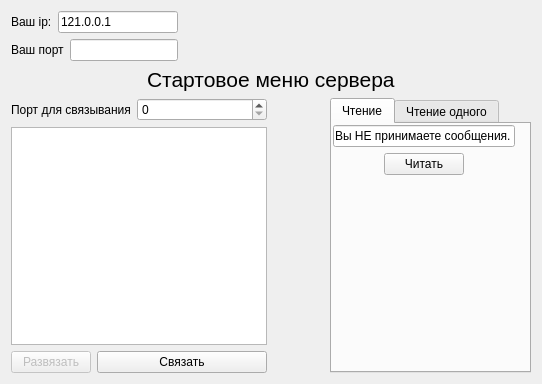
This is server/Interface.ui in Saytikus/LauncherApplication as Qt 5 draws it before an edit. The edited form follows.
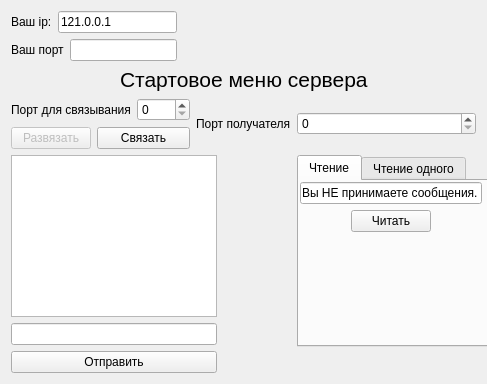
This is the edited form. The open tabs and pages were chosen to show the change.

Patch:
```diff
--- a/server/Interface.ui
+++ b/server/Interface.ui
@@ -6,7 +6,7 @@
    <rect>
     <x>0</x>
     <y>0</y>
-    <width>542</width>
+    <width>487</width>
     <height>384</height>
    </rect>
   </property>
@@ -19,8 +19,8 @@
   <property name="windowTitle">
    <string>Interface</string>
   </property>
-  <layout class="QGridLayout" name="gridLayout_4">
-   <item row="0" column="0">
+  <layout class="QGridLayout" name="gridLayout_5">
+   <item row="0" column="0" colspan="2">
     <layout class="QGridLayout" name="gridLayout">
      <item row="0" column="0" rowspan="2">
       <layout class="QGridLayout" name="gridLayout_14">
@@ -102,7 +102,7 @@
      </item>
     </layout>
    </item>
-   <item row="1" column="0" colspan="3">
+   <item row="1" column="0" colspan="4">
     <layout class="QGridLayout" name="gridLayout_2">
      <item row="0" column="0">
       <spacer name="horizontalSpacer_6">
@@ -140,7 +140,7 @@
     </layout>
    </item>
    <item row="2" column="0">
-    <layout class="QGridLayout" name="gridLayout_15">
+    <layout class="QGridLayout" name="gridLayout_4">
      <item row="0" column="0">
       <layout class="QFormLayout" name="formLayout_25">
        <item row="0" column="0">
@@ -160,8 +160,6 @@
       </layout>
      </item>
      <item row="1" column="0">
-      <layout class="QGridLayout" name="gridLayout_16">
-       <item row="1" column="0">
         <layout class="QFormLayout" name="formLayout_26">
          <item row="0" column="0">
           <widget class="QPushButton" name="unbind0">
@@ -182,27 +180,40 @@
          </item>
         </layout>
        </item>
-       <item row="0" column="0">
+    </layout>
+   </item>
+   <item row="2" column="1" colspan="2">
+    <widget class="QLabel" name="send_port_label">
+     <property name="text">
+      <string>Порт получателя</string>
+     </property>
+    </widget>
+   </item>
+   <item row="2" column="3">
+    <widget class="QSpinBox" name="send_port">
+     <property name="maximum">
+      <number>9999</number>
+     </property>
+    </widget>
+   </item>
+   <item row="3" column="0" rowspan="2" colspan="2">
+    <layout class="QVBoxLayout" name="verticalLayout_2">
+     <item>
         <widget class="QListWidget" name="message_win0"/>
        </item>
-      </layout>
+     <item>
+      <widget class="QLineEdit" name="send_message"/>
      </item>
-    </layout>
-   </item>
-   <item row="2" column="1">
-    <spacer name="horizontalSpacer_3">
-     <property name="orientation">
-      <enum>Qt::Horizontal</enum>
-     </property>
-     <property name="sizeHint" stdset="0">
-      <size>
-       <width>48</width>
-       <height>20</height>
-      </size>
-     </property>
-    </spacer>
-   </item>
-   <item row="2" column="2">
+     <item>
+      <widget class="QPushButton" name="send">
+       <property name="text">
+        <string>Отправить</string>
+       </property>
+      </widget>
+     </item>
+    </layout>
+   </item>
+   <item row="3" column="3">
     <widget class="QTabWidget" name="read_menu_3">
      <property name="minimumSize">
       <size>
@@ -217,7 +228,7 @@
       <attribute name="title">
        <string>Чтение</string>
       </attribute>
-      <widget class="QWidget" name="">
+      <widget class="QWidget" name="layoutWidget">
        <property name="geometry">
         <rect>
          <x>1</x>
@@ -382,6 +393,19 @@
      </widget>
     </widget>
    </item>
+   <item row="4" column="2">
+    <spacer name="horizontalSpacer_3">
+     <property name="orientation">
+      <enum>Qt::Horizontal</enum>
+     </property>
+     <property name="sizeHint" stdset="0">
+      <size>
+       <width>48</width>
+       <height>20</height>
+      </size>
+     </property>
+    </spacer>
+   </item>
   </layout>
  </widget>
  <resources/>
```
Left out of the diff: 2 changed lines with no effect on the pictures. Lines whose indentation alone changed are shown as unchanged.
